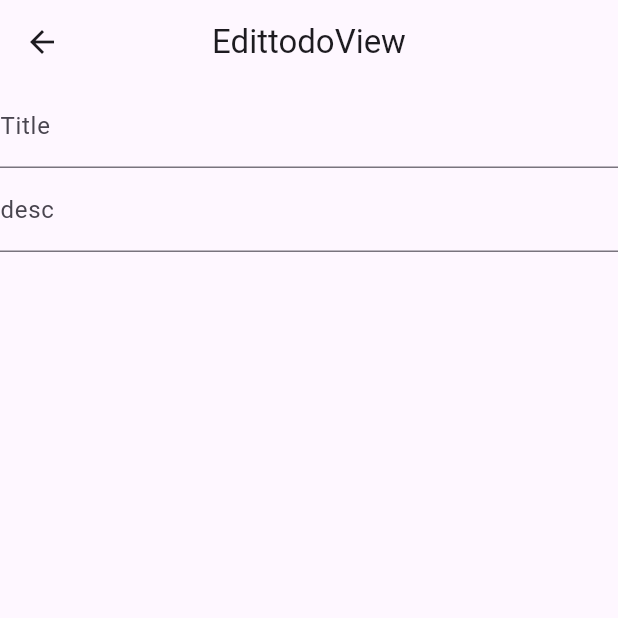
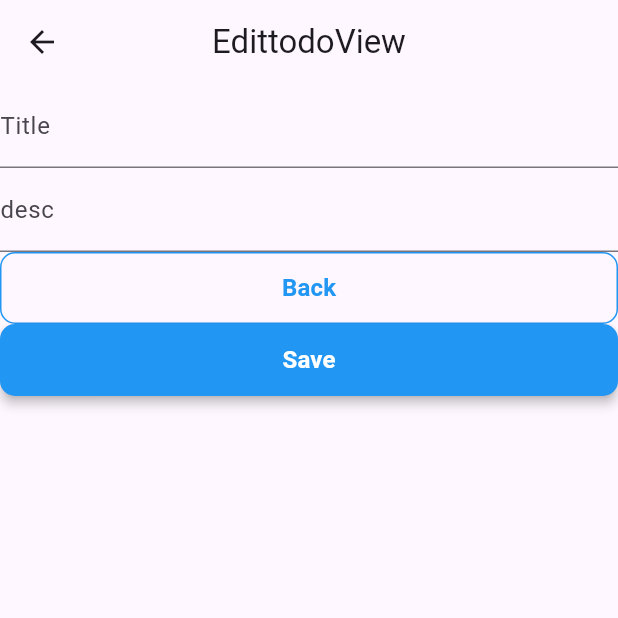
Before and after one commit to dzikrimutawakkil/todolist, a Flutter app: the EdittodoView screen opened by its route, on a phone screen of 412 x 824 dp, the top half of it. Run offline on Flutter 3.47's test engine with Material 3 defaults, Android fonts, the phone set to English and light mode, and no system bars; our stand-ins replace get; statements that could not run were skipped.

Commit message:
add button

```diff
--- /dev/null
+++ b/lib/app/modules/button/button_interface.dart
@@ -0,0 +1,4 @@
+abstract class Buttoninterface {
+  void onPressed();
+  void setText(String text);
+}
--- /dev/null
+++ b/lib/app/modules/button/outlined_button.dart
@@ -0,0 +1,43 @@
+import 'package:flutter/material.dart';
+import 'package:to_do_list/app/modules/button/button_interface.dart';
+
+class MyOutlinedButton extends StatelessWidget implements Buttoninterface {
+  final Color borderColor;
+  final Color textColor;
+  final String label;
+  final void Function() onPressedCallBack;
+
+  MyOutlinedButton({required this.label, required this.onPressedCallBack, required this.textColor, required this.borderColor});
+
+  @override
+  void setText(String text) {
+    // This method can be left empty for RegularButton since the label is provided in the constructor.
+  }
+
+  @override
+  void onPressed() {
+    onPressedCallBack();
+  }
+
+  @override
+  Widget build(BuildContext context) {
+    return ElevatedButton(
+      style: ElevatedButton.styleFrom(
+        shadowColor: Colors.transparent,
+        minimumSize: Size.fromHeight(48),
+        backgroundColor: Colors.transparent,
+        shape: RoundedRectangleBorder(
+          borderRadius: BorderRadius.circular(10),
+          side: BorderSide(color: borderColor, width: 1),
+        ),
+      ),
+      onPressed: onPressed,
+      child: Text(label,
+        style: TextStyle(
+          fontWeight: FontWeight.w600,
+          fontSize: 16, color: textColor,
+        ),
+      ),
+    );
+  }
+}
--- /dev/null
+++ b/lib/app/modules/button/regular_button.dart
@@ -0,0 +1,41 @@
+import 'package:flutter/material.dart';
+import 'package:to_do_list/app/modules/button/button_interface.dart';
+
+class RegularButton extends StatelessWidget implements Buttoninterface {
+  final Color backgroundColor;
+  final Color textColor;
+  final String label;
+  final void Function() onPressedCallBack;
+
+  RegularButton({required this.label, required this.onPressedCallBack, required this.backgroundColor, required this.textColor});
+
+  @override
+  void setText(String text) {
+    // This method can be left empty for RegularButton since the label is provided in the constructor.
+  }
+
+  @override
+  void onPressed() {
+    onPressedCallBack();
+  }
+
+  @override
+  Widget build(BuildContext context) {
+    return ElevatedButton(
+      style: ElevatedButton.styleFrom(
+        minimumSize: Size.fromHeight(48),
+        backgroundColor: backgroundColor,
+        elevation: 3,
+        shape: RoundedRectangleBorder(borderRadius: BorderRadius.circular(10)),
+      ),
+      onPressed: onPressed,
+      child: Text(label,
+        style: TextStyle(
+          fontWeight: FontWeight.w600,
+          color: textColor,
+          fontSize: 16,
+        ),
+      ),
+    );
+  }
+}
--- a/lib/app/modules/edittodo/views/edittodo_view.dart
+++ b/lib/app/modules/edittodo/views/edittodo_view.dart
@@ -1,7 +1,9 @@
 import 'package:flutter/material.dart';
 
 import 'package:get/get.dart';
+import 'package:to_do_list/app/modules/button/outlined_button.dart';
 
+import '../../button/regular_button.dart';
 import '../controllers/edittodo_controller.dart';
 
 class EdittodoView extends GetView<EdittodoController> {
@@ -28,12 +30,24 @@ class EdittodoView extends GetView<EdittodoController> {
                 labelText: 'desc',
               ),
             ),
-          MaterialButton(
-            onPressed: () {
+            MyOutlinedButton(
+              label: 'Back',
+            onPressedCallBack: () {
+              Get.back();
+            },
+            textColor: Colors.blue,
+            borderColor: Colors.blue,
+
+            ),
+          RegularButton(
+            label: 'Save',
+            onPressedCallBack: () {
               editController.updateTodo();
               Get.back();
-            }
-            )
+            },
+            backgroundColor: Colors.blue,
+            textColor: Colors.white,
+          ),
         ],
       )
     );
--- a/lib/app/modules/home/controllers/home_controller.dart
+++ b/lib/app/modules/home/controllers/home_controller.dart
@@ -17,6 +17,4 @@ class HomeController extends GetxController {
   void onClose() {
     super.onClose();
   }
-
-  void increment() => count.value++;
 }
```
Also changed, not shown: lib/app/modules/home/views/home_view.dart (+8 -4 lines).
